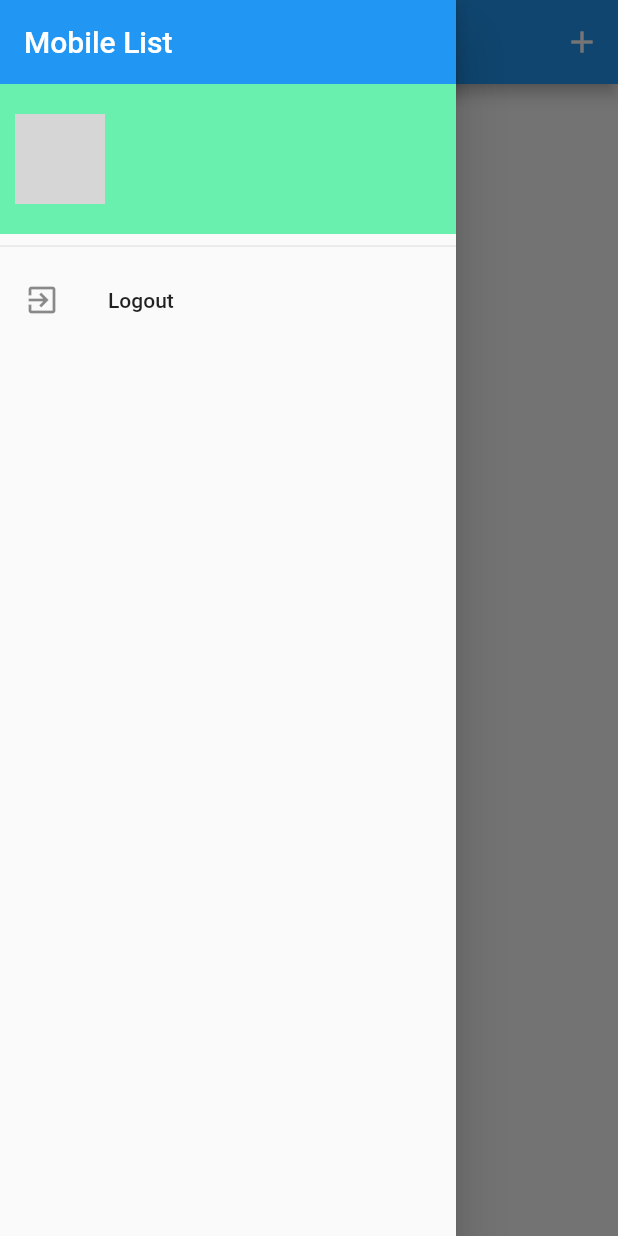
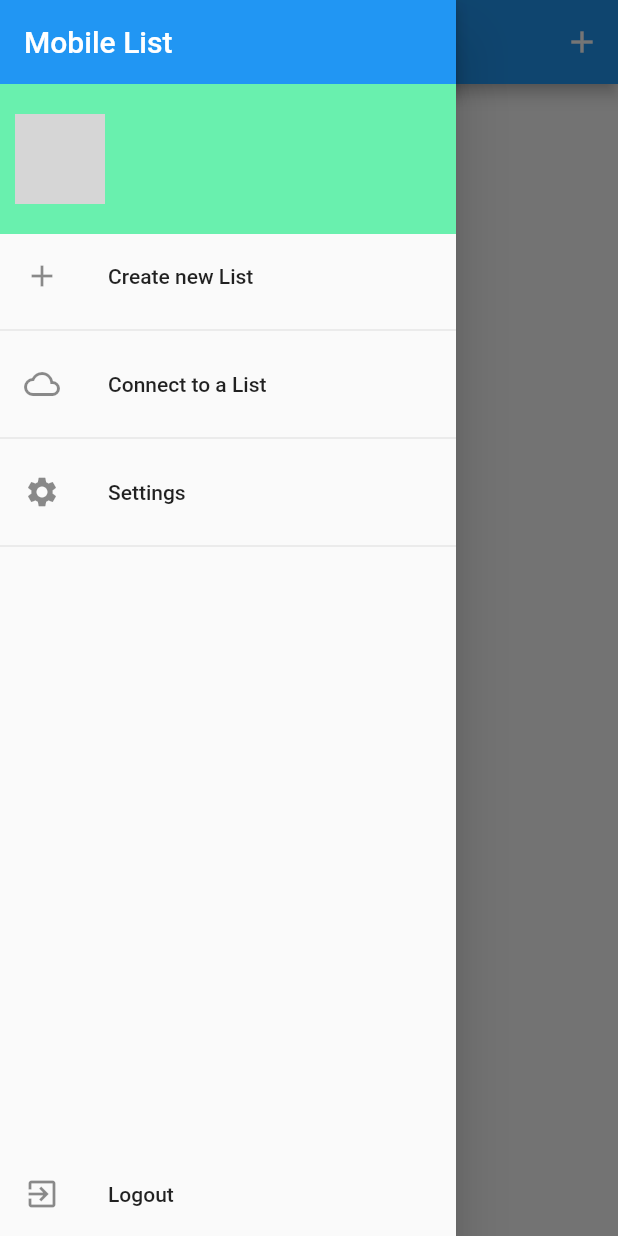
Before and after one commit to mauro-baptista/flutter-mobile-list, a Flutter app: the ListsScreen screen opened directly, with the side drawer open, on a phone screen of 412 x 824 dp. Run offline on Flutter 3.47's test engine with Material 2 defaults, Android fonts, the phone set to English and light mode, and no system bars; our stand-ins replace firebase_auth, google_sign_in, shared_preferences; accounts and stored records are empty; network calls fail; grey boxes are pictures that could not be loaded.

Commit message:
Added dummy pages to build navigation layout

```diff
--- /dev/null
+++ b/lib/screens/list_connect.dart
@@ -0,0 +1,15 @@
+import 'package:flutter/material.dart';
+
+class ListConnect extends StatelessWidget {
+  static const routeName = '/list/connect';
+
+  @override
+  Widget build(BuildContext context) {
+    return Scaffold(
+      appBar: AppBar(
+        title: Text('Connect to a List'),
+      ),
+      body: Text('TODO: List Connect'),
+    );
+  }
+}
--- /dev/null
+++ b/lib/screens/list_create.dart
@@ -0,0 +1,15 @@
+import 'package:flutter/material.dart';
+
+class ListCreate extends StatelessWidget {
+  static const routeName = '/list/create';
+
+  @override
+  Widget build(BuildContext context) {
+    return Scaffold(
+      appBar: AppBar(
+        title: Text('Create New List'),
+      ),
+      body: Text('TODO: Add New'),
+    );
+  }
+}
--- a/lib/screens/lists_screen.dart
+++ b/lib/screens/lists_screen.dart
@@ -1,22 +1,20 @@
 import 'package:flutter/material.dart';
-import 'package:provider/provider.dart';
 
-import '../models/user.dart';
-import '../providers/auth.dart';
+import '../screens/list_create.dart';
 import '../widgets/main_drawer.dart';
 
 class ListsScreen extends StatelessWidget {
   @override
   Widget build(BuildContext context) {
-    User _user = Provider.of<Auth>(context).user;
-
     return Scaffold(
       appBar: AppBar(
         title: const Text('Your Lists'),
         actions: <Widget>[
           IconButton(
             icon: const Icon(Icons.add),
-            onPressed: () {}
+            onPressed: () {
+              Navigator.of(context).pushNamed(ListCreate.routeName);
+            }
           )
         ],
       ),
--- /dev/null
+++ b/lib/screens/settings.dart
@@ -0,0 +1,15 @@
+import 'package:flutter/material.dart';
+
+class Settings extends StatelessWidget {
+  static const routeName = '/settings';
+
+  @override
+  Widget build(BuildContext context) {
+    return Scaffold(
+      appBar: AppBar(
+        title: Text('Settings'),
+      ),
+      body: Text('TODO: Settings'),
+    );
+  }
+}
--- a/lib/widgets/main_drawer.dart
+++ b/lib/widgets/main_drawer.dart
@@ -2,20 +2,14 @@ import 'package:flutter/material.dart';
 import 'package:provider/provider.dart';
 
 import '../providers/auth.dart';
+import '../screens/list_connect.dart';
+import '../screens/list_create.dart';
+import '../screens/settings.dart';
 
 class MainDrawer extends StatelessWidget {
-  @override
-  Widget build(BuildContext context) {
-    final _auth = Provider.of<Auth>(context, listen: false);
 
-    return Drawer(
-      child: Column(
-        children: <Widget>[
-          AppBar(
-            title: Text('Mobile List'),
-            automaticallyImplyLeading: false,
-          ),
-          Container(
+  Widget _userInfo(BuildContext context, Auth auth) {
+    return Container(
       width: double.infinity,
       color: Theme.of(context).accentColor,
       padding: EdgeInsets.symmetric(
@@ -30,7 +24,7 @@ class MainDrawer extends StatelessWidget {
             ),
             child: CircleAvatar(
               radius: 30,
-                    backgroundImage: NetworkImage(_auth.user.image),
+              backgroundImage: NetworkImage(auth.user.image),
               backgroundColor: Colors.white,
             ),
           ),
@@ -38,19 +32,59 @@ class MainDrawer extends StatelessWidget {
             crossAxisAlignment: CrossAxisAlignment.start,
             children: <Widget>[
               Text(
-                      _auth.user.name,
+                auth.user.name,
                 style: Theme.of(context).textTheme.title,
               ),
               Text(
-                      _auth.user.email,
+                auth.user.email,
                 style: Theme.of(context).textTheme.subtitle,
               ),
             ],
           )
         ],
       ),
+    );
+  }
+
+  @override
+  Widget build(BuildContext context) {
+    final _auth = Provider.of<Auth>(context, listen: false);
+
+    return Drawer(
+      child: Column(
+        children: <Widget>[
+          AppBar(
+            title: Text('Mobile List'),
+            automaticallyImplyLeading: false,
+          ),
+          _userInfo(context, _auth),
+          ListTile(
+            leading: Icon(Icons.add),
+            title: Text('Create new List'),
+            onTap: () {
+              Navigator.of(context).pushNamed(ListCreate.routeName);
+            }
           ),
           Divider(),
+          ListTile(
+            leading: Icon(Icons.cloud_queue),
+            title: Text('Connect to a List'),
+            onTap: () {
+              Navigator.of(context).pushNamed(ListConnect.routeName);
+            }
+          ),
+          Divider(),
+          ListTile(
+            leading: Icon(Icons.settings),
+            title: Text('Settings'),
+            onTap: () {
+              Navigator.of(context).pushNamed(Settings.routeName);
+            }
+          ),
+          Divider(),
+          Expanded(
+            child: Container(),
+          ),
           ListTile(
             leading: Icon(Icons.exit_to_app),
             title: Text('Logout'),
```
Also changed, not shown: lib/main.dart (+10 -2 lines). Lines whose indentation alone changed are shown as unchanged.
